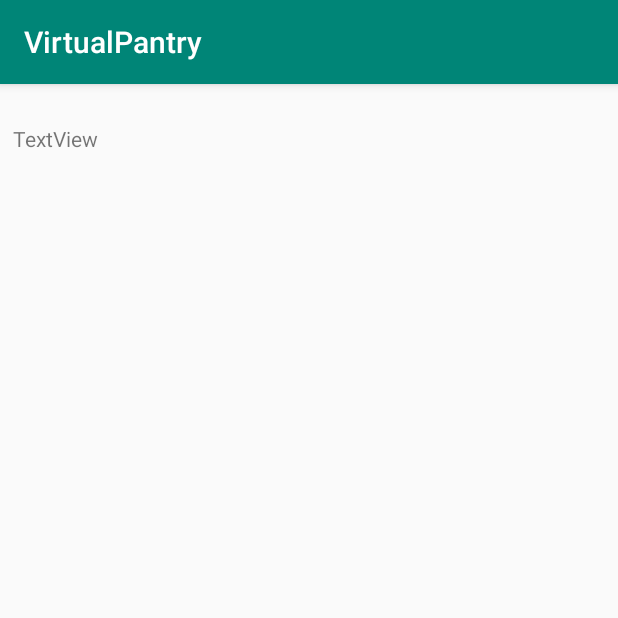
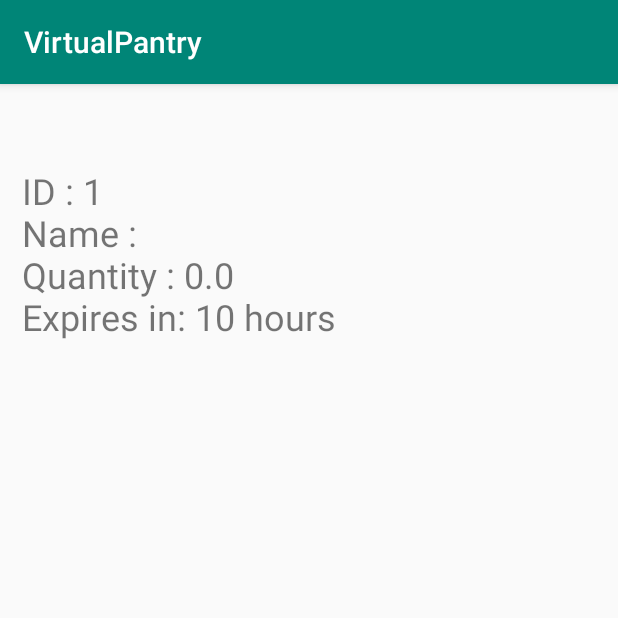
Before and after one commit to mmaluschnig/WasteLess, an Android app: the test screen opened directly, with no data from a screen before it, after a tap on "VIEW LIST", on a phone screen of 412 x 824 dp, the top half of it. Run offline under Robolectric (Android 15) with nearby library versions, the phone set to English and light mode, and no system bars; our stand-ins replace Room's generated code.

Commit message:
added database insatnce and functionality for adding and retrieving food from the database

```diff
--- a/VirtualPantry/app/src/main/java/com/expmngr/virtualpantry/Database/Entities/Food.java
+++ b/VirtualPantry/app/src/main/java/com/expmngr/virtualpantry/Database/Entities/Food.java
@@ -14,7 +14,7 @@ public class Food {
     private String category;
     private String location;
     private String date_added;
-    private float time_till_expiry;
+    private Integer time_till_expiry;
 
 
     public int getId() {
@@ -65,11 +65,11 @@ public class Food {
         this.category = category;
     }
 
-    public float getTime_till_expiry() {
+    public Integer getTime_till_expiry() {
         return time_till_expiry;
     }
 
-    public void setTime_till_expiry(float time_till_expiry) {
+    public void setTime_till_expiry(Integer time_till_expiry) {
         this.time_till_expiry = time_till_expiry;
     }
 }
--- a/VirtualPantry/app/src/main/java/com/expmngr/virtualpantry/MainActivity.java
+++ b/VirtualPantry/app/src/main/java/com/expmngr/virtualpantry/MainActivity.java
@@ -1,18 +1,24 @@
 package com.expmngr.virtualpantry;
 
 import androidx.appcompat.app.AppCompatActivity;
+import androidx.room.Room;
 
 import android.content.Intent;
 import android.os.Bundle;
 import android.view.View;
 import android.widget.Button;
 
+import com.expmngr.virtualpantry.Database.FoodDatabase;
+
 public class MainActivity extends AppCompatActivity {
+    public static FoodDatabase database;
 
     @Override
     protected void onCreate(Bundle savedInstanceState) {
         super.onCreate(savedInstanceState);
         setContentView(R.layout.activity_main);
+
+        database = Room.databaseBuilder(getApplicationContext(),FoodDatabase.class,"fooddb").allowMainThreadQueries().build();
 
         Button inputMenu = (Button) findViewById(R.id.inputMenu);
         inputMenu.setOnClickListener(new View.OnClickListener() {
--- a/VirtualPantry/app/src/main/java/com/expmngr/virtualpantry/test.java
+++ b/VirtualPantry/app/src/main/java/com/expmngr/virtualpantry/test.java
@@ -6,13 +6,25 @@ import android.content.Intent;
 import android.os.Bundle;
 import android.view.View;
 import android.widget.Button;
+import android.widget.EditText;
+import android.widget.Toast;
+
+import com.expmngr.virtualpantry.Database.Entities.Food;
 
 public class test extends AppCompatActivity {
+    EditText nameInput;
+    EditText quantityInput;
+    EditText expiryInput;
+
 
     @Override
     protected void onCreate(Bundle savedInstanceState) {
         super.onCreate(savedInstanceState);
         setContentView(R.layout.activity_test);
+
+        nameInput = (EditText) findViewById(R.id.nameInput);
+        quantityInput = (EditText) findViewById(R.id.quantityInput);
+        expiryInput = (EditText) findViewById(R.id.expiryInput);
 
         Button viewList = (Button) findViewById(R.id.viewList);
         viewList.setOnClickListener(new View.OnClickListener() {
@@ -24,7 +36,20 @@ public class test extends AppCompatActivity {
             }
         });
 
+        Button addButton = (Button) findViewById(R.id.addButton);
+        addButton.setOnClickListener(new View.OnClickListener() {
+            @Override
+            public void onClick(View v) {
+                Food newFood = new Food();
+                newFood.setName(nameInput.getText().toString());
+                newFood.setQuantity(Integer.parseInt(quantityInput.getText().toString()));
+                newFood.setTime_till_expiry(new Integer("10"));
 
+                MainActivity.database.foodDAO().addFood(newFood);
+                Toast.makeText(test.this, "Successful add", Toast.LENGTH_SHORT).show();
+
+            }
+        });
 
     }
 }
--- a/VirtualPantry/app/src/main/java/com/expmngr/virtualpantry/test1.java
+++ b/VirtualPantry/app/src/main/java/com/expmngr/virtualpantry/test1.java
@@ -3,12 +3,35 @@ package com.expmngr.virtualpantry;
 import androidx.appcompat.app.AppCompatActivity;
 
 import android.os.Bundle;
+import android.widget.EditText;
+import android.widget.TextView;
+
+import com.expmngr.virtualpantry.Database.Entities.Food;
+
+import java.util.List;
 
 public class test1 extends AppCompatActivity {
-
+    TextView txtInfo;
     @Override
     protected void onCreate(Bundle savedInstanceState) {
         super.onCreate(savedInstanceState);
         setContentView(R.layout.activity_test1);
+
+
+        txtInfo = (TextView) findViewById(R.id.viewFood);
+
+        List<Food> food = MainActivity.database.foodDAO().getFood();
+
+        String info = "";
+
+        for(Food f : food){
+            int id = f.getId();
+            String name = f.getName();
+            float quantity = f.getQuantity();
+            Integer time2exp = f.getTime_till_expiry();
+
+            info = info + "\n ID : " + id + "\n Name : " + name + "\n Quantity : " + quantity + "\n Expires in: " + time2exp + " hours\n";
+        }
+        txtInfo.setText(info);
     }
 }
--- a/VirtualPantry/app/src/main/res/layout/activity_test1.xml
+++ b/VirtualPantry/app/src/main/res/layout/activity_test1.xml
@@ -29,7 +29,8 @@
                 android:id="@+id/viewFood"
                 android:layout_width="match_parent"
                 android:layout_height="wrap_content"
-                android:text="TextView" />
+                android:text="TextView"
+                android:textSize="24sp" />
         </LinearLayout>
     </ScrollView>
 </androidx.constraintlayout.widget.ConstraintLayout>
```
Also changed, not shown: VirtualPantry/app/src/main/res/layout/activity_test.xml (+8 -8 lines), 2 other files.
